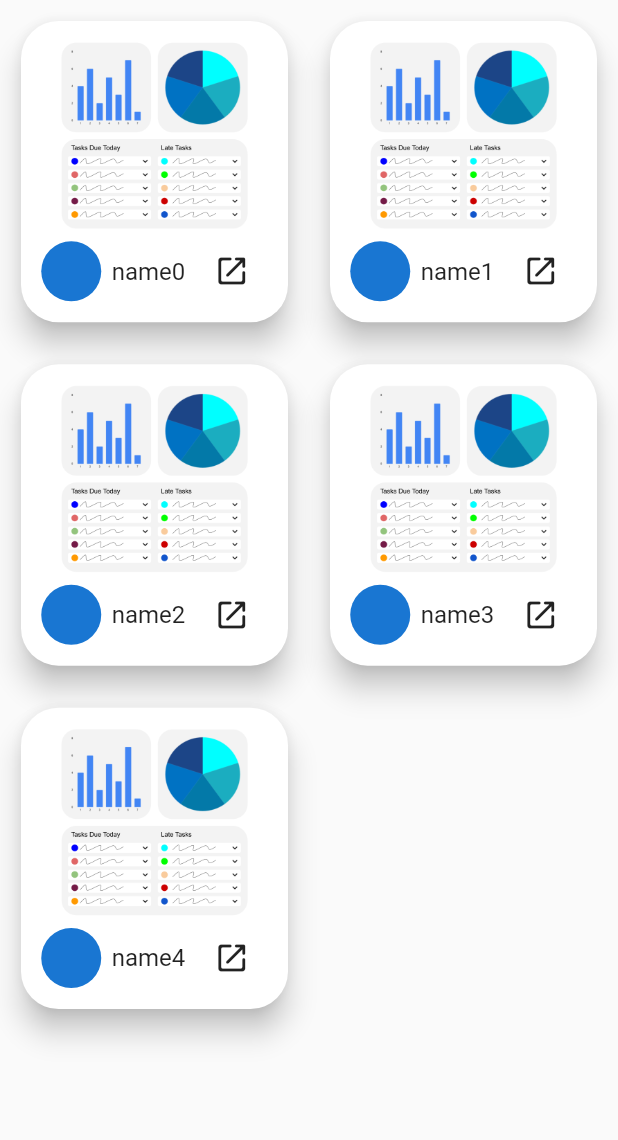
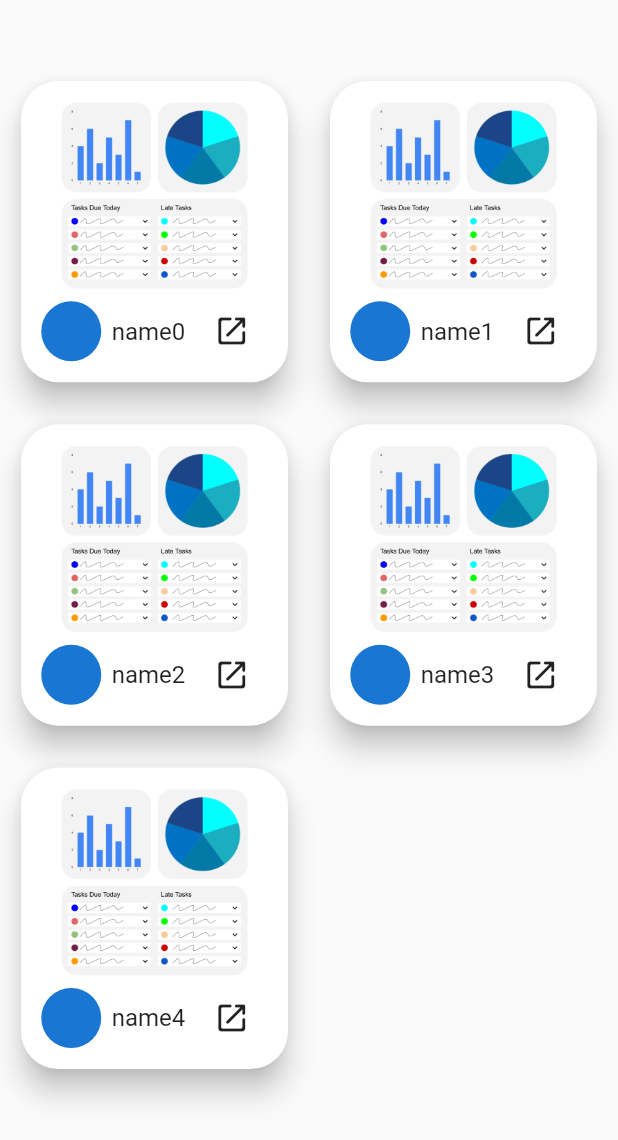
Before and after one commit to Z-inator/portfolio_site, a Flutter app: the ProjectGridView widget shown alone on an empty page, opened directly, on a phone screen of 412 x 824 dp. Shown: the top 1140 px of the screen. Run offline on Flutter 3.47's test engine with Material 2 defaults, Android fonts, the phone set to English and light mode, and no system bars; our stand-ins replace cloud_firestore, firebase_core, responsive_grid; missing offline and left inert: dart:html, mailer; accounts and stored records are empty.

Commit message:
Made some more theming changes.

```diff
--- a/lib/components/project_views.dart
+++ b/lib/components/project_views.dart
@@ -73,13 +73,16 @@ class ProjectGridView extends StatelessWidget {
   @override
   Widget build(BuildContext context) {
     List<Project> projects = Provider.of<ProjectState>(context).projects;
-    return GridView(
-      shrinkWrap: true,
-      gridDelegate: SliverGridDelegateWithMaxCrossAxisExtent(
-        childAspectRatio: .9,
-        maxCrossAxisExtent: 300
+    return Container(
+      padding: EdgeInsets.symmetric(vertical: 40),
+      child: GridView(
+        shrinkWrap: true,
+        gridDelegate: SliverGridDelegateWithMaxCrossAxisExtent(
+          childAspectRatio: .9,
+          maxCrossAxisExtent: 300
+        ),
+        children: [...projects.map((project) => ProjectTile(project: project))],
       ),
-      children: [...projects.map((project) => ProjectTile(project: project))],
     );
     // return Wrap(
     //   spacing: 10,
--- a/lib/main.dart
+++ b/lib/main.dart
@@ -211,7 +211,7 @@ ThemeData themeData(ThemeData base) {
       fillColor: Colors.grey[200],
       focusColor: Colors.cyan,
     ),
-    tabBarTheme: base.tabBarTheme.copyWith(labelColor: Colors.cyan, unselectedLabelColor: base.iconTheme.color)
+    tabBarTheme: base.tabBarTheme.copyWith(labelColor: Colors.cyan, unselectedLabelColor: base.textTheme.headline4?.color)
   );
 }
 
--- a/lib/screens/nav_bar.dart
+++ b/lib/screens/nav_bar.dart
@@ -206,10 +206,7 @@ class _NavigationItemState extends State<NavigationItem> {
             width: 30,
           ),
           Text(widget.name.toUpperCase(),
-              // style: widget.index == widget.tabController.index
-              //     ? theme.textTheme.subtitle1
-              //         ?.copyWith(color: theme.primaryColor)
-              //     : theme.textTheme.subtitle1
+              style: theme.textTheme.subtitle1
           )
         ],
       ),
```
